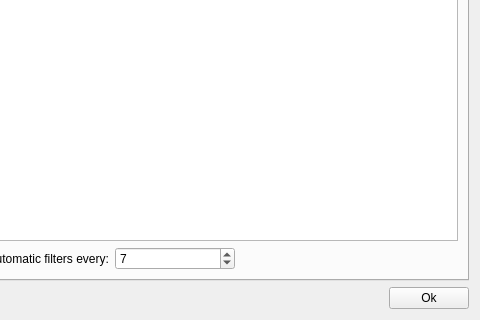
Qt form src/adblock/settings_adblock.ui (KDE/rekonq) before a commit; both pictures show x 121 to 601 and y 187 to 507 of the 601 by 507 pixel window.
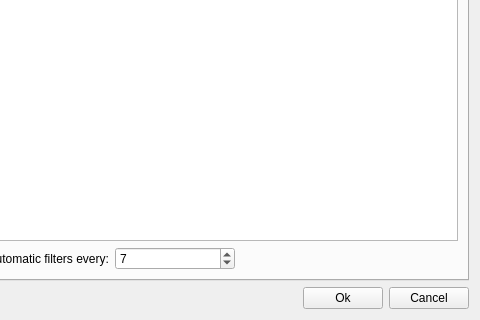
The same form after that commit. The open tabs and pages were chosen to show the change.

Commit message: Adblock settings fixes

Patch:
```diff
--- a/src/adblock/settings_adblock.ui
+++ b/src/adblock/settings_adblock.ui
@@ -172,6 +172,13 @@
        </property>
       </widget>
      </item>
+     <item>
+      <widget class="QPushButton" name="cancelButton">
+       <property name="text">
+        <string>Cancel</string>
+       </property>
+      </widget>
+     </item>
     </layout>
    </item>
   </layout>
```
Left out of the diff: 2 changed lines with no effect on the pictures. The commit also changes 1 other file.
